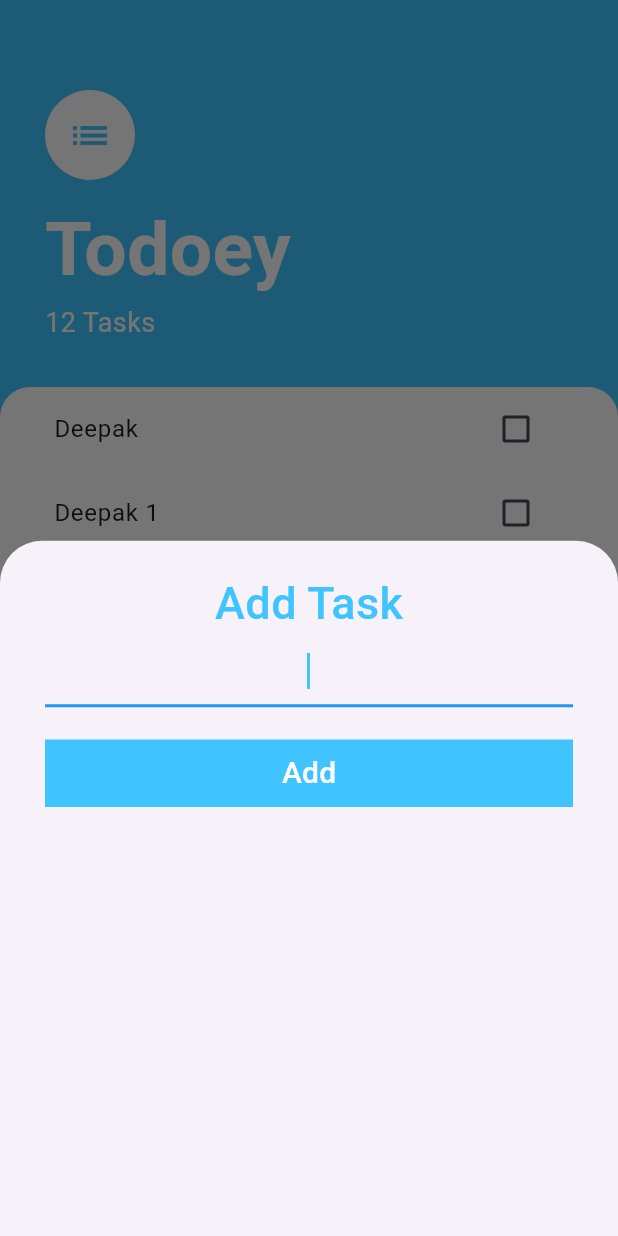
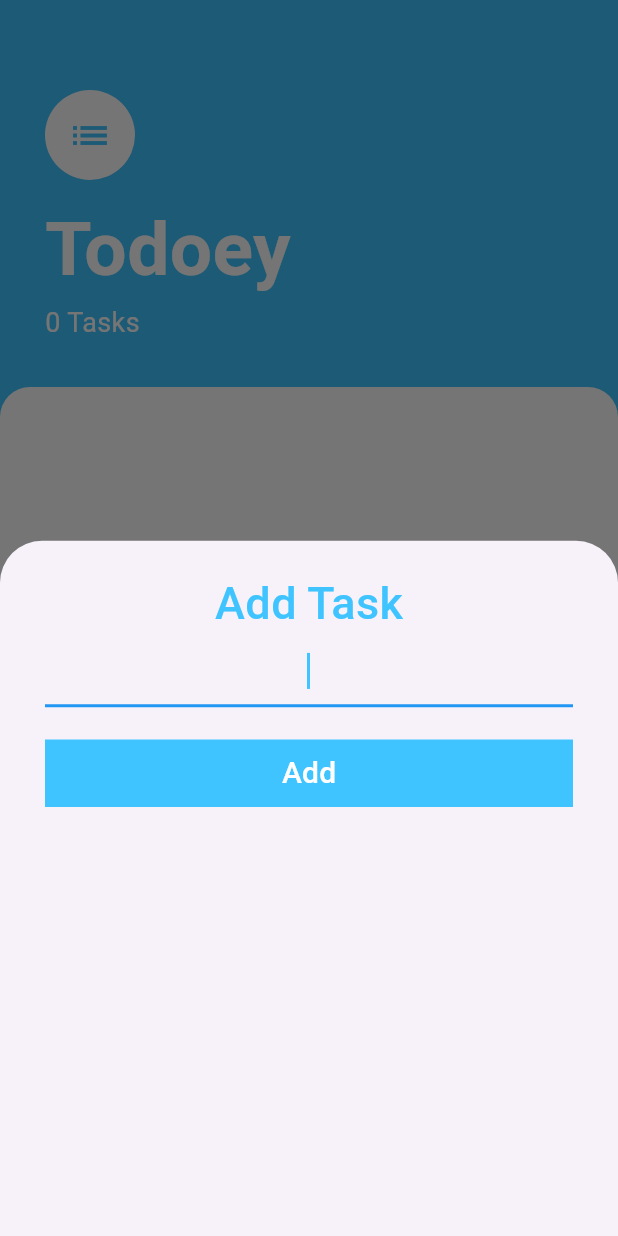
Before and after one commit to deepakjangra913/todoey_flutter, a Flutter app: the screen it shows after launch, after a tap on the "add" icon, on a phone screen of 412 x 824 dp. Run offline on Flutter 3.47's test engine with Material 3 defaults, Android fonts, the phone set to English and light mode, and no system bars.

Commit message:
Implementation completed for Task screen. Moved list to global level and accessing and modifiying from child widgets

```diff
--- a/lib/screens/add_task_screen.dart
+++ b/lib/screens/add_task_screen.dart
@@ -1,8 +1,15 @@
 import 'package:flutter/material.dart';
 
 class AddTaskScreen extends StatelessWidget {
+
+  final Function(String) callback;
+
+  AddTaskScreen({required this.callback});
+
   @override
   Widget build(BuildContext context) {
+
+    String enteredText = '';
     return Container(
       child: Center(
         child: Padding(
@@ -23,6 +30,9 @@ class AddTaskScreen extends StatelessWidget {
                 textAlign: TextAlign.center,
                 autofocus: true,
                 cursorColor: Colors.lightBlueAccent,
+                onChanged: (value) {
+                  enteredText = value;
+                },
                 decoration: InputDecoration(
                   enabledBorder: UnderlineInputBorder(
                     borderSide: BorderSide(color: Colors.lightBlueAccent),
@@ -38,7 +48,9 @@ class AddTaskScreen extends StatelessWidget {
               Container(
                 width: double.infinity,
                 child: TextButton(
-                  onPressed: () {},
+                  onPressed: () {
+                    callback(enteredText);
+                  },
                   style: TextButton.styleFrom(
                     shape: RoundedRectangleBorder(
                       borderRadius: BorderRadiusGeometry.circular(0.0),
--- a/lib/screens/tasks_screen.dart
+++ b/lib/screens/tasks_screen.dart
@@ -1,10 +1,18 @@
 import 'package:flutter/material.dart';
 import 'package:todoey_flutter/screens/add_task_screen.dart';
 
+import '../models/Task.dart';
 import '../widgets/tasks_list.dart';
 
-class TasksScreen extends StatelessWidget {
+class TasksScreen extends StatefulWidget {
   const TasksScreen({super.key});
+
+  @override
+  State<TasksScreen> createState() => _TasksScreenState();
+}
+
+class _TasksScreenState extends State<TasksScreen> {
+  List<Task> tasks = [];
 
   @override
   Widget build(BuildContext context) {
@@ -14,7 +22,13 @@ class TasksScreen extends StatelessWidget {
         backgroundColor: Colors.lightBlueAccent,
         child: Icon(Icons.add, color: Colors.white),
         onPressed: () {
-          showModalBottomSheet(context: context, builder: (context) => AddTaskScreen());
+          showModalBottomSheet(context: context, builder: (context) => AddTaskScreen(callback: (task) {
+            Navigator.pop(context);
+            setState(() {
+              Task newTask  = Task(name: task);
+              tasks.add(newTask);
+            });
+          },));
         },
       ),
       body: Column(
@@ -52,7 +66,7 @@ class TasksScreen extends StatelessWidget {
                 ),
 
                 Text(
-                  '12 Tasks',
+                  '${tasks.length} Tasks',
                   style: TextStyle(color: Colors.white, fontSize: 18.0),
                 ),
               ],
@@ -68,7 +82,11 @@ class TasksScreen extends StatelessWidget {
                   topLeft: Radius.circular(20.0),
                 ),
               ),
-              child: TasksList(),
+              child: TasksList(tasks: tasks, callback: (checkboxState, index){
+                setState(() {
+                  tasks[index].taskDone();
+                });
+              }),
             ),
           ),
         ],
--- a/lib/widgets/tasks_list.dart
+++ b/lib/widgets/tasks_list.dart
@@ -2,21 +2,11 @@ import 'package:flutter/cupertino.dart';
 import 'package:todoey_flutter/models/Task.dart';
 import 'package:todoey_flutter/widgets/task_tile.dart';
 
-class TasksList extends StatefulWidget {
-  const TasksList({super.key});
+class TasksList extends StatelessWidget {
+  late List<Task> tasks;
+  void Function(bool, int) callback;
 
-  @override
-  State<TasksList> createState() => _TasksListState();
-}
-
-class _TasksListState extends State<TasksList> {
-  List<Task> tasks = [
-    Task(name: "Deepak"),
-    Task(name: "Deepak 1"),
-    Task(name: "Deepak 2"),
-    Task(name: "Deepak 3"),
-    Task(name: "Deepak 4"),
-  ];
+  TasksList({required this.tasks, required this.callback});
 
   @override
   Widget build(BuildContext context) {
@@ -26,10 +16,8 @@ class _TasksListState extends State<TasksList> {
           isChecked: tasks[index].isDone,
           taskTitle: tasks[index].name,
           checkboxCallback: (checkboxState) {
-            setState(() {
-              tasks[index].taskDone();
-            });
-          }
+            callback(checkboxState!, index);
+          },
         );
       },
       itemCount: tasks.length,
```
